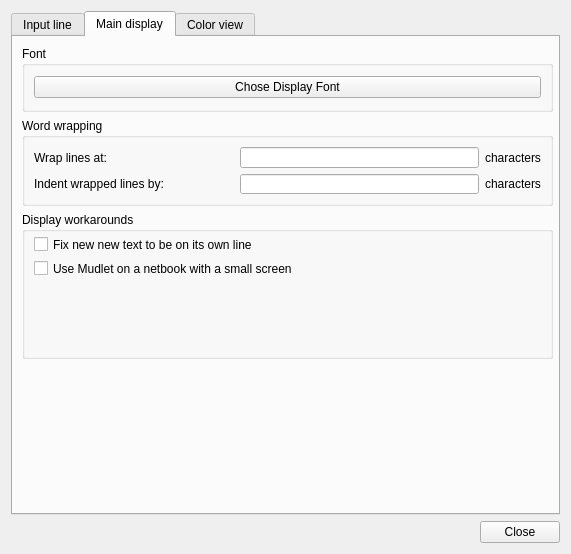
Mudlet/Mudlet, file src/ui/profile_preferences.ui: the form before one commit.
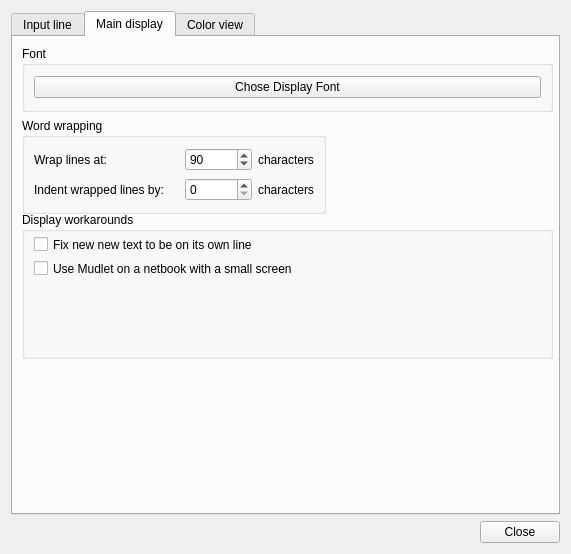
The form after the commit. The open tabs and pages were chosen to show the change. Icons and pictures are not drawn.

Commit message: UI-Patch: Vadim Peretokin: preference dialog uses spin box instead of inputline to set wrap-width

Patch:
```diff
--- a/src/ui/profile_preferences.ui
+++ b/src/ui/profile_preferences.ui
@@ -255,13 +255,13 @@
         </item>
        </layout>
       </widget>
-      <widget class="QGroupBox" name="groupBox_10">
-       <property name="geometry">
+      <widget class="QGroupBox" name="groupBox_10" >
+       <property name="geometry" >
         <rect>
          <x>9</x>
          <y>81</y>
-         <width>531</width>
-         <height>88</height>
+         <width>304</width>
+         <height>96</height>
         </rect>
        </property>
        <property name="title">
@@ -287,9 +287,22 @@
           </property>
          </widget>
         </item>
-        <item row="0" column="2">
-         <widget class="QLabel" name="label_23">
-          <property name="text">
+        <item row="0" column="1" >
+         <widget class="QSpinBox" name="wrap_at_spinBox" >
+          <property name="minimum" >
+           <number>1</number>
+          </property>
+          <property name="maximum" >
+           <number>999999</number>
+          </property>
+          <property name="value" >
+           <number>90</number>
+          </property>
+         </widget>
+        </item>
+        <item row="0" column="2" >
+         <widget class="QLabel" name="label_23" >
+          <property name="text" >
            <string>characters</string>
           </property>
          </widget>
@@ -313,8 +326,18 @@
           </property>
          </widget>
         </item>
-        <item row="1" column="1">
-         <widget class="QLineEdit" name="indent_wrapped_lineEdit"/>
+        <item row="1" column="1" >
+         <widget class="QSpinBox" name="indent_wrapped_spinBox" >
+          <property name="minimum" >
+           <number>0</number>
+          </property>
+          <property name="maximum" >
+           <number>99999</number>
+          </property>
+          <property name="value" >
+           <number>0</number>
+          </property>
+         </widget>
         </item>
         <item row="1" column="2">
          <widget class="QLabel" name="label_25">
@@ -323,9 +346,6 @@
           </property>
          </widget>
         </item>
-        <item row="0" column="1">
-         <widget class="QLineEdit" name="wrap_at_lineEdit"/>
-        </item>
        </layout>
       </widget>
       <widget class="QGroupBox" name="groupBox_8">
```
Left out of the diff: 565 changed lines with no effect on the pictures. The commit also changes 1 other file.
